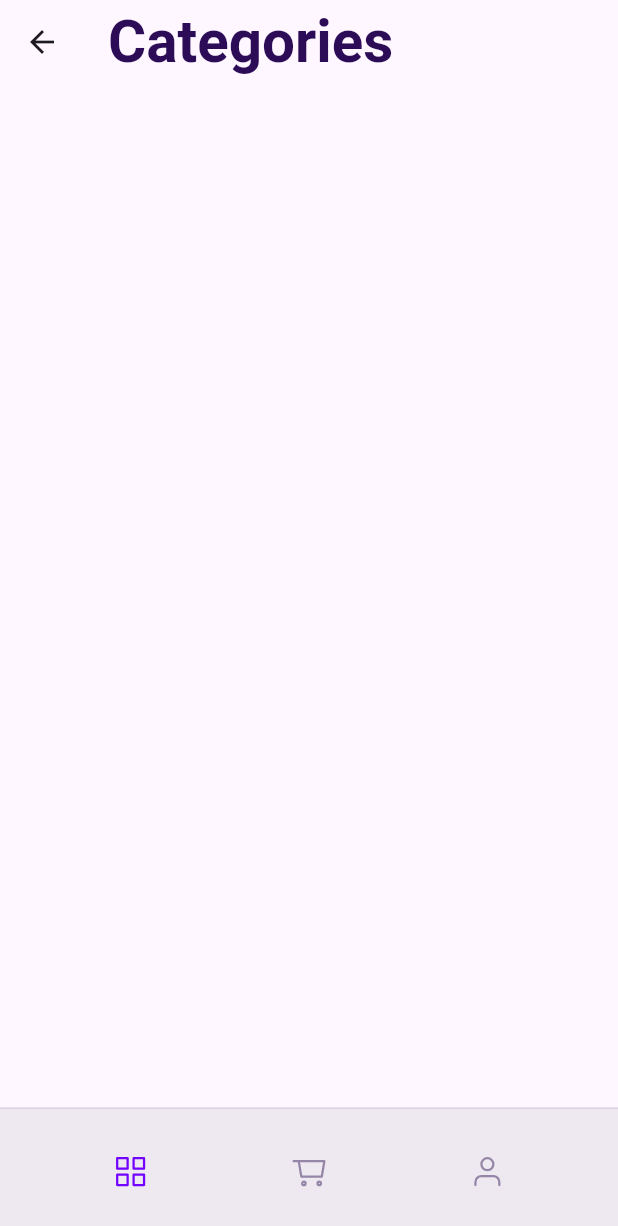
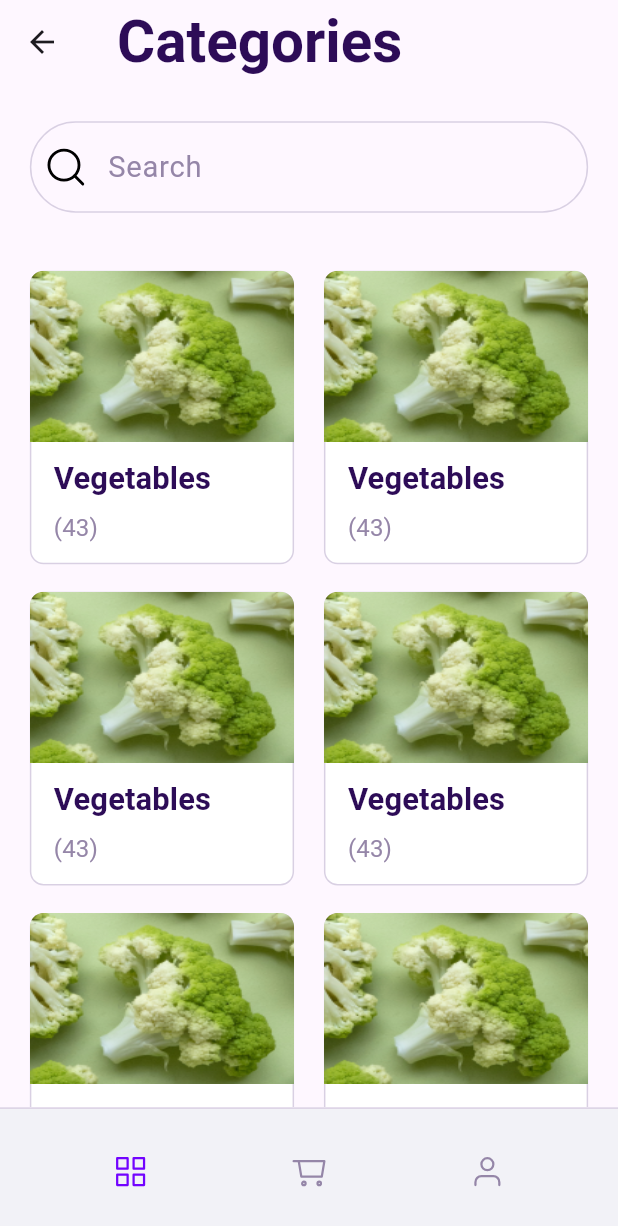
Before and after one commit to SharifboyMuminov/food_app, a Flutter app: the TabBox screen opened directly, on a phone screen of 412 x 824 dp. Shown: the top 1226 px of the screen. Run offline on Flutter 3.47's test engine with Material 3 defaults, Android fonts, the phone set to English and light mode, and no system bars; our stand-ins replace flutter_screenutil, flutter_svg.

Commit message:
categories 60% I did the job

```diff
--- a/lib/screens/tab_box/categories/categories_screen.dart
+++ b/lib/screens/tab_box/categories/categories_screen.dart
@@ -1,6 +1,8 @@
 import 'package:flutter/material.dart';
 import 'package:flutter_screenutil/flutter_screenutil.dart';
+import 'package:food_app/screens/tab_box/widget/search_input.dart';
 import 'package:food_app/utils/app_colors.dart';
+import 'package:food_app/utils/app_size.dart';
 import 'package:food_app/utils/app_text_style.dart';
 
 class CategoriesScreen extends StatefulWidget {
@@ -16,13 +18,96 @@ class _CategoriesScreenState extends State<CategoriesScreen> {
     return Scaffold(
       appBar: AppBar(
         centerTitle: false,
-        title: Text(
-          "Categories",
-          style: AppTextStyle.seoulNamsanSemiBold.copyWith(
-            fontSize: 34.sp,
-            color: AppColors.c2D0C57,
+        title: Padding(
+          padding: EdgeInsets.only(left: 6.we),
+          child: Text(
+            "Categories",
+            style: AppTextStyle.seoulNamsanSemiBold.copyWith(
+              fontSize: 34.sp,
+              color: AppColors.c2D0C57,
+            ),
           ),
         ),
+      ),
+      body: Column(
+        children: [
+          27.getH(),
+          Padding(
+            padding: EdgeInsets.symmetric(horizontal: 20.we),
+            child: SearchInput(onChanged: (String value) {}),
+          ),
+          Expanded(
+            child: GridView.builder(
+              padding: EdgeInsets.symmetric(horizontal: 20.we, vertical: 42.he),
+              gridDelegate: SliverGridDelegateWithFixedCrossAxisCount(
+                crossAxisCount: 2,
+                mainAxisSpacing: 20.he,
+                crossAxisSpacing: 20.we,
+                childAspectRatio: 0.9,
+              ),
+              itemBuilder: (BuildContext context, int index) {
+                return TextButton(
+                  style: TextButton.styleFrom(
+                    padding: EdgeInsets.only(
+                      bottom: 14.he,
+                    ),
+                    backgroundColor: AppColors.white,
+                    shape: RoundedRectangleBorder(
+                      borderRadius: BorderRadius.circular(8.r),
+                      side: BorderSide(
+                        width: 1.we,
+                        color: AppColors.cD9D0E3F,
+                      ),
+                    ),
+                  ),
+                  onPressed: () {},
+                  child: Column(
+                    crossAxisAlignment: CrossAxisAlignment.start,
+                    children: [
+                      Expanded(
+                        child: ClipRRect(
+                          borderRadius: BorderRadius.only(
+                            topRight: Radius.circular(8.r),
+                            topLeft: Radius.circular(8.r),
+                          ),
+                          child: Image.asset(
+                            "assets/images/vegetables.png",
+                            fit: BoxFit.fill,
+                            width: double.infinity,
+                          ),
+                        ),
+                      ),
+                      10.getH(),
+                      Padding(
+                        padding: EdgeInsets.symmetric(horizontal: 16.we),
+                        child: Column(
+                          crossAxisAlignment: CrossAxisAlignment.start,
+                          children: [
+                            Text(
+                              "Vegetables",
+                              style: AppTextStyle.seoulNamsanSemiBold.copyWith(
+                                fontSize: 18.sp,
+                                color: AppColors.c2D0C57,
+                              ),
+                            ),
+                            8.getH(),
+                            Text(
+                              "(43)",
+                              style: AppTextStyle.seoulNamsanRegular.copyWith(
+                                fontSize: 14.sp,
+                                color: AppColors.c9586A8,
+                              ),
+                            ),
+                          ],
+                        ),
+                      ),
+                    ],
+                  ),
+                );
+              },
+            ),
+          ),
+        ],
       ),
     );
   }
--- a/lib/screens/tab_box/tab_box.dart
+++ b/lib/screens/tab_box/tab_box.dart
@@ -32,7 +32,7 @@ class _TabBoxState extends State<TabBox> {
       ),
       bottomNavigationBar: DecoratedBox(
         decoration: BoxDecoration(
-          color: CupertinoColors.tertiarySystemFill,
+          color: CupertinoColors.systemGroupedBackground,
           border: Border(
             top: BorderSide(
               color: AppColors.cD9D0E3F,
--- /dev/null
+++ b/lib/screens/tab_box/widget/search_input.dart
@@ -0,0 +1,46 @@
+import 'package:flutter/material.dart';
+import 'package:flutter_screenutil/flutter_screenutil.dart';
+import 'package:flutter_svg/flutter_svg.dart';
+import 'package:food_app/utils/app_colors.dart';
+import 'package:food_app/utils/app_size.dart';
+import 'package:food_app/utils/app_text_style.dart';
+
+class SearchInput extends StatelessWidget {
+  const SearchInput({super.key, required this.onChanged});
+
+  final ValueChanged<String> onChanged;
+
+  @override
+  Widget build(BuildContext context) {
+    return TextFormField(
+      onChanged: onChanged,
+      style: AppTextStyle.seoulNamsanMedium.copyWith(
+        fontSize: 17.sp,
+        color: AppColors.c2D0C57,
+      ),
+      decoration: InputDecoration(
+        focusedBorder: OutlineInputBorder(
+          borderRadius: BorderRadius.circular(27.r),
+          borderSide: BorderSide(color: AppColors.cD9D0E3F, width: 1.we),
+        ),
+        prefixIcon: Padding(
+          padding: EdgeInsets.all(9.we),
+          child: SvgPicture.asset(
+            "assets/icons/search.svg",
+            width: 24.we,
+            height: 24.we,
+          ),
+        ),
+        enabledBorder: OutlineInputBorder(
+          borderRadius: BorderRadius.circular(27.r),
+          borderSide: BorderSide(color: AppColors.cD9D0E3F, width: 1.we),
+        ),
+        hintText: "Search",
+        hintStyle: AppTextStyle.seoulNamsanRegular.copyWith(
+          fontSize: 17.sp,
+          color: AppColors.c9586A8,
+        ),
+      ),
+    );
+  }
+}
```
Also changed, not shown: assets/icons/search.svg (added), assets/images/vegetables.png (added).
